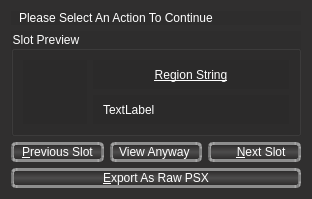
The window that errbox.ui (sithlord48/blackchocobo) describes before a commit, drawn with Qt 5.
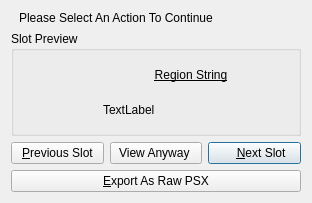
The same window after the commit. Icons and pictures are not drawn.

Commit message: fixed chocobo names not enabling, errbox and slotselect now take mainwindows style, lupdate, enabled and implmented chocobo's "can't mate" switch. other code changes for ease of maintance. started to align the mainwindow.h functions to its .cpp file for ease of finding functions.

The edit to the form file:
```diff
--- a/errbox.ui
+++ b/errbox.ui
@@ -27,7 +27,7 @@
     <normaloff>:/icon/bchoco</normaloff>:/icon/bchoco</iconset>
   </property>
   <property name="styleSheet">
-   <string notr="true">QWidget{background-color: rgba(10,10,10,16);font:;color:rgb(255,255,255);}
+   <string notr="true">/*QLabel:enabled,QGroupBox:enabled{background-color: rgba(10,10,10,16);font:;color:rgb(255,255,255);}
 
 QWidget:disabled,QLabel:disabled{font:;color:rgb(74, 80, 73);background-color:rgba(48, 47, 47,128);}
 
@@ -44,7 +44,8 @@
 	border-top-color: rgba(172, 172, 172,192);
     background-color: qlineargradient(spread:pad, x1:0.5, y1:0.00568182, x2:0.497, y2:1, stop:0 rgba(32, 31, 31, 128), stop:0.5 rgba(106, 106, 106, 128), stop:1 rgba(32, 31, 31,128));
 	border-radius: 5px;
-}</string>
+	font::;color:rgb(255,255,255);
+}*/</string>
   </property>
   <layout class="QVBoxLayout" name="verticalLayout_2">
    <item>
```
The commit also changes 10 other files.
